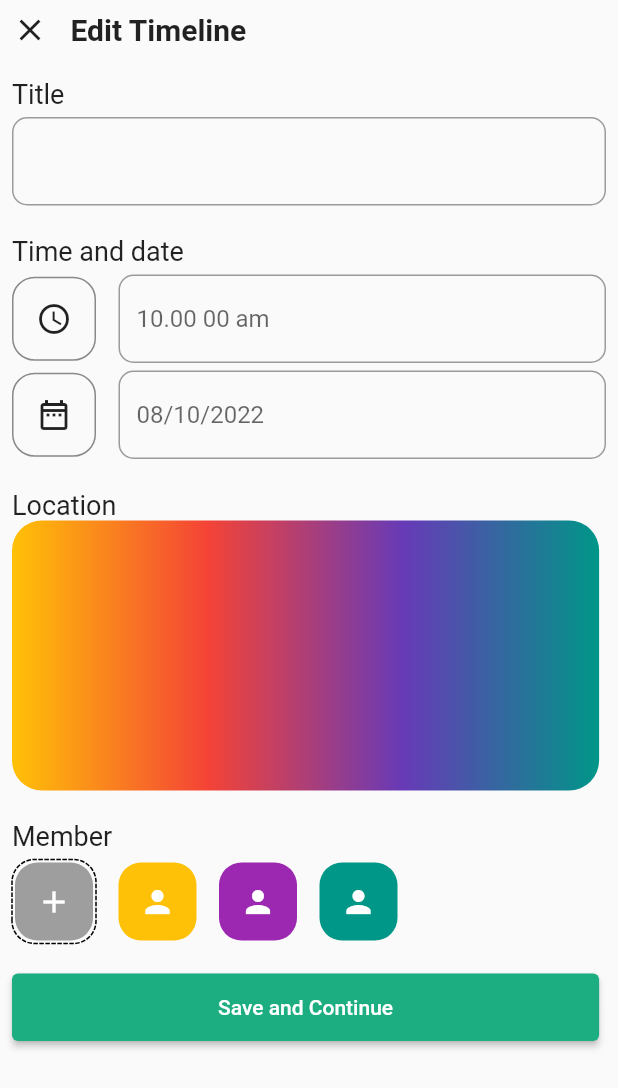
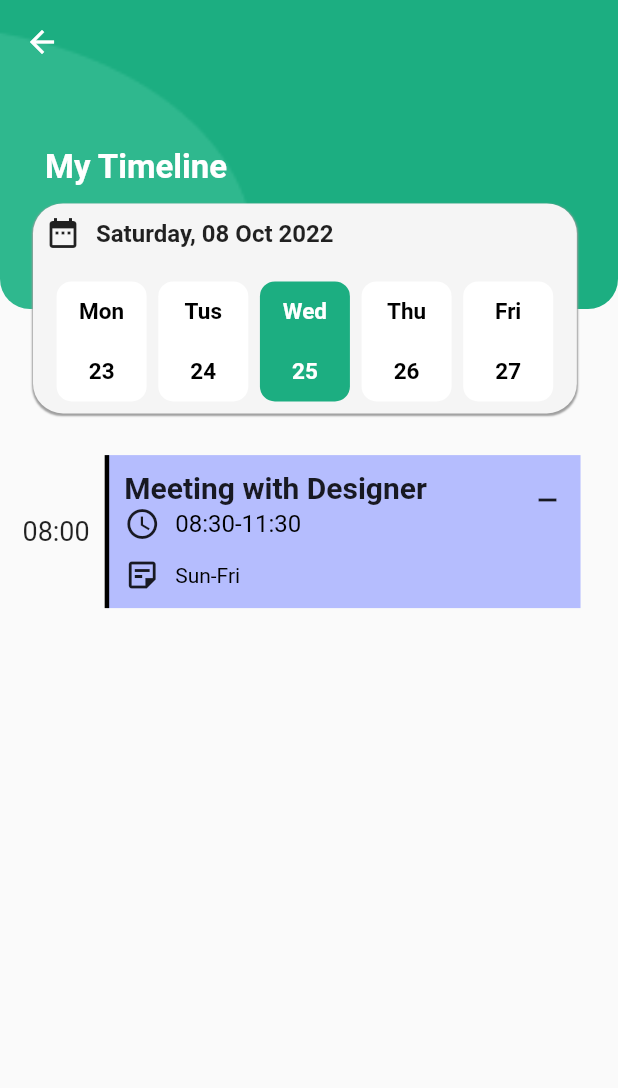
Before and after one commit to bininebro/flutter_reminder, a Flutter app: the CreateReminderPage screen opened directly, after a tap on "Save and Continue", on a phone screen of 412 x 824 dp. Shown: the top 1088 px of the screen. Run offline on Flutter 3.47's test engine with Material 2 defaults, Android fonts, the light colour scheme and no system bars; drawn by our look-alikes of dotted_border; our stand-ins replace charts_flutter, get, shared_preferences; accounts and stored records are empty.

Commit message:
timeline is added

```diff
--- a/lib/main.dart
+++ b/lib/main.dart
@@ -51,6 +51,6 @@ class _MyHomePageState extends State<MyHomePage> {
 
   @override
   Widget build(BuildContext context) {
-    return firstRun ? const Splash_page() : const Mainpage();
+    return firstRun ? const Splash_page() : const MainPage();
   }
 }
--- a/lib/pages/create_reminder_page.dart
+++ b/lib/pages/create_reminder_page.dart
@@ -2,6 +2,7 @@ import 'package:dotted_border/dotted_border.dart';
 import 'package:flutter/material.dart';
 import 'package:flutter/services.dart';
 import 'package:intl/intl.dart';
+import 'package:reminder_new/pages/timeline_page.dart';
 
 class CreateReminderPage extends StatefulWidget {
   const CreateReminderPage({Key? key}) : super(key: key);
@@ -13,10 +14,10 @@ class CreateReminderPage extends StatefulWidget {
 class _CreateReminderPageState extends State<CreateReminderPage> {
   @override
   Widget build(BuildContext context) {
-    var width = MediaQuery.of(context).size.width * .95;
+    var width = MediaQuery.of(context).size.width * .94;
     var today = DateTime.now();
     final dateTimeFormat = DateFormat('dd/MM/yyyy');
-    var datehint = dateTimeFormat.format(today);
+    var dateHint = dateTimeFormat.format(today);
     return SafeArea(
       child: Scaffold(
         body: SingleChildScrollView(
@@ -91,7 +92,7 @@ class _CreateReminderPageState extends State<CreateReminderPage> {
                     Flexible(
                       child: TextField(
                         decoration: InputDecoration(
-                            hintText: datehint,
+                            hintText: dateHint,
                             border: OutlineInputBorder(
                                 borderRadius: BorderRadius.circular(10))),
                       ),
@@ -185,11 +186,16 @@ class _CreateReminderPageState extends State<CreateReminderPage> {
                 const SizedBox(height: 20),
                 SizedBox(
                   width: width,
-                  height: 45,
+                  height: 55,
                   child: ElevatedButton(
-                      onPressed: () {},
+                      onPressed: () {
+                        Navigator.push(
+                            context,
+                            MaterialPageRoute(
+                                builder: (context) => const TimeLine()));
+                      },
                       style: ElevatedButton.styleFrom(
-                        primary: Color(0xff1CAE81),
+                        primary: const Color(0xff1CAE81),
                         onPrimary: Colors.white,
                       ),
                       child: const Text('Save and Continue')),
--- a/lib/pages/main_page.dart
+++ b/lib/pages/main_page.dart
@@ -1,23 +1,24 @@
 import 'package:flutter/material.dart';
 import 'package:reminder_new/pages/my_reminders.dart';
 import 'package:reminder_new/pages/statics_page.dart';
+import 'package:reminder_new/pages/timeline_page.dart';
 
 import 'create_reminder_page.dart';
 
-class Mainpage extends StatefulWidget {
-  const Mainpage({Key? key}) : super(key: key);
+class MainPage extends StatefulWidget {
+  const MainPage({Key? key}) : super(key: key);
 
   @override
-  State<Mainpage> createState() => _MainpageState();
+  State<MainPage> createState() => _MainPageState();
 }
 
-class _MainpageState extends State<Mainpage> {
+class _MainPageState extends State<MainPage> {
   var currentIndex = 0;
   var pages = const [
     StaticsPage(),
     MyReminders(),
     CreateReminderPage(),
-    StaticsPage(),
+    TimeLine(),
     StaticsPage(),
   ];
   Widget currentPage = const StaticsPage();
@@ -30,9 +31,6 @@ class _MainpageState extends State<Mainpage> {
       floatingActionButton: Padding(
         padding: const EdgeInsets.all(8.0),
         child: FloatingActionButton(
-          child: const Icon(
-            Icons.add,
-          ),
           backgroundColor: const Color(0xff1CAE81),
           onPressed: () {
             setState(() {
@@ -40,6 +38,9 @@ class _MainpageState extends State<Mainpage> {
               currentPage = pages[2];
             });
           },
+          child: const Icon(
+            Icons.add,
+          ),
         ),
       ),
       bottomNavigationBar: BottomAppBar(
--- a/lib/pages/spalash_page.dart
+++ b/lib/pages/spalash_page.dart
@@ -83,6 +83,6 @@ class Splash_page extends StatelessWidget {
   }
 
   VoidCallback? dsfs() {
-    Get.to(const Mainpage());
+    Get.to(const MainPage());
   }
 }
--- /dev/null
+++ b/lib/pages/timeline_page.dart
@@ -0,0 +1,207 @@
+import 'package:flutter/material.dart';
+import 'package:intl/intl.dart';
+
+import '../widgets/date_widget.dart';
+
+class TimeLine extends StatelessWidget {
+  const TimeLine({Key? key}) : super(key: key);
+
+  Widget build(BuildContext context) {
+    var size = MediaQuery.of(context).size;
+    var dateFormat = DateFormat('EEEE, dd MMM yyyy');
+    var dataTime = DateTime.now();
+    var date = dateFormat.format(dataTime);
+    return Scaffold(
+      appBar: AppBar(
+        elevation: 0,
+        backgroundColor: Colors.transparent,
+      ),
+      extendBodyBehindAppBar: true,
+      body: SingleChildScrollView(
+        child: Column(
+          children: [
+            SizedBox(
+              height: size.height * .35,
+              child: Stack(
+                children: [
+                  SizedBox(
+                    height: size.height * .25,
+                    child: ClipRRect(
+                      borderRadius: const BorderRadius.only(
+                        bottomLeft: Radius.circular(20.0),
+                        bottomRight: Radius.circular(20.0),
+                      ),
+                      child: Image.asset(
+                        'assets/header.png',
+                        fit: BoxFit.fitHeight,
+                      ),
+                    ),
+                  ),
+                  Positioned(
+                    top: size.height * .12,
+                    left: 30,
+                    child: const Text(
+                      'My Timeline',
+                      style: TextStyle(
+                          color: Colors.white,
+                          fontSize: 22,
+                          fontWeight: FontWeight.bold),
+                    ),
+                  ),
+                  Positioned(
+                    top: size.height * .15,
+                    left: 10,
+                    child: SingleChildScrollView(
+                      scrollDirection: Axis.horizontal,
+                      padding: const EdgeInsets.all(12),
+                      child: Row(
+                        children: [
+                          Container(
+                            height: 140,
+                            width: MediaQuery.of(context).size.width * .88,
+                            decoration: BoxDecoration(
+                                color: Colors.grey.shade100,
+                                borderRadius: BorderRadius.circular(20),
+                                boxShadow: [
+                                  BoxShadow(
+                                    color: Colors.grey.shade500,
+                                    offset: const Offset(0, 1),
+                                    blurRadius: .3,
+                                    spreadRadius: .3,
+                                  )
+                                ]),
+                            child: Padding(
+                              padding: const EdgeInsets.all(8.0),
+                              child: Column(
+                                crossAxisAlignment: CrossAxisAlignment.start,
+                                children: [
+                                  Wrap(
+                                    spacing: 10,
+                                    crossAxisAlignment:
+                                        WrapCrossAlignment.center,
+                                    children: [
+                                      const Icon(Icons.date_range),
+                                      Text(
+                                        date,
+                                        style: const TextStyle(
+                                            fontSize: 16,
+                                            fontWeight: FontWeight.bold),
+                                      ),
+                                    ],
+                                  ),
+                                  const SizedBox(
+                                    height: 20,
+                                  ),
+                                  Row(
+                                    mainAxisAlignment:
+                                        MainAxisAlignment.spaceEvenly,
+                                    children: const [
+                                      DateWidget(
+                                          date: 'Mon',
+                                          day: 23,
+                                          isSelected: false),
+                                      DateWidget(
+                                          date: 'Tus',
+                                          day: 24,
+                                          isSelected: false),
+                                      DateWidget(
+                                          date: 'Wed',
+                                          day: 25,
+                                          isSelected: true),
+                                      DateWidget(
+                                          date: 'Thu',
+                                          day: 26,
+                                          isSelected: false),
+                                      DateWidget(
+                                          date: 'Fri',
+                                          day: 27,
+                                          isSelected: false),
+                                    ],
+                                  ),
+                                ],
+                              ),
+                            ),
+                          ),
+                        ],
+                      ),
+                    ),
+                  ),
+                ],
+              ),
+            ),
+            Padding(
+              padding: const EdgeInsets.all(15.0),
+              child: Row(
+                children: [
+                  const Text(
+                    '08:00',
+                    style: TextStyle(fontSize: 18),
+                  ),
+                  const SizedBox(width: 10),
+                  Container(
+                    width: MediaQuery.of(context).size.width * .77,
+                    decoration: const BoxDecoration(
+                      color: Color(0xffba9ca7ff),
+                      border: Border(
+                        left: BorderSide(color: Colors.black, width: 3),
+                      ),
+                    ),
+                    child: Padding(
+                      padding: const EdgeInsets.all(10.0),
+                      child: Column(
+                        crossAxisAlignment: CrossAxisAlignment.start,
+                        children: [
+                          Row(
+                            mainAxisAlignment: MainAxisAlignment.spaceBetween,
+                            crossAxisAlignment: CrossAxisAlignment.start,
+                            children: const [
+                              Text(
+                                'Meeting with Designer',
+                                style: TextStyle(
+                                  fontSize: 20,
+                                  fontWeight: FontWeight.bold,
+                                ),
+                              ),
+                              Icon(Icons.minimize)
+                            ],
+                          ),
+                          const SizedBox(width: 10),
+                          Row(
+                            children: const [
+                              Icon(Icons.access_time),
+                              SizedBox(width: 10),
+                              Text(
+                                '08:30-11:30',
+                                style: TextStyle(
+                                  color: Colors.black,
+                                  fontSize: 16,
+                                ),
+                              ),
+                            ],
+                          ),
+                          const SizedBox(height: 10),
+                          Row(
+                            children: const [
+                              Icon(Icons.sticky_note_2_outlined),
+                              SizedBox(width: 10),
+                              Text(
+                                'Sun-Fri',
+                                style: TextStyle(
+                                  color: Colors.black,
+                                ),
+                              ),
+                            ],
+                          ),
+                        ],
+                      ),
+                    ),
+                  )
+                ],
+              ),
+            ),
+          ],
+        ),
+      ),
+    );
+  }
+}
--- /dev/null
+++ b/lib/widgets/date_widget.dart
@@ -0,0 +1,46 @@
+import 'package:flutter/material.dart';
+
+class DateWidget extends StatelessWidget {
+  final bool isSelected;
+  final String date;
+  final int day;
+  const DateWidget(
+      {Key? key,
+      required this.isSelected,
+      required this.date,
+      required this.day})
+      : super(key: key);
+
+  @override
+  Widget build(BuildContext context) {
+    return Container(
+      height: 80,
+      width: 60,
+      decoration: BoxDecoration(
+        color: isSelected ? const Color(0xff1CAE81) : Colors.white,
+        borderRadius: BorderRadius.circular(10),
+      ),
+      child: Column(
+        mainAxisAlignment: MainAxisAlignment.spaceAround,
+        children: [
+          Text(
+            date,
+            style: TextStyle(
+              fontSize: 15,
+              color: isSelected ? Colors.white : Colors.black,
+              fontWeight: FontWeight.bold,
+            ),
+          ),
+          Text(
+            day.toString(),
+            style: TextStyle(
+              fontSize: 15,
+              color: isSelected ? Colors.white : Colors.black,
+              fontWeight: FontWeight.bold,
+            ),
+          ),
+        ],
+      ),
+    );
+  }
+}
--- a/lib/widgets/task_card.dart
+++ b/lib/widgets/task_card.dart
@@ -46,11 +46,12 @@ class TaskCard extends StatelessWidget {
                 trailing: Container(
                   decoration: const BoxDecoration(
                     color: Color(0xff1CAE81),
-                    borderRadius:
-                        BorderRadius.only(bottomRight: Radius.circular(15.0)),
+                    borderRadius: BorderRadius.only(
+                        bottomRight: Radius.circular(15.0),
+                        topLeft: Radius.circular(15.0)),
                   ),
                   height: 90,
-                  width: 40,
+                  width: 25,
                   child: const Icon(
                     Icons.check,
                     color: Colors.white,
```
